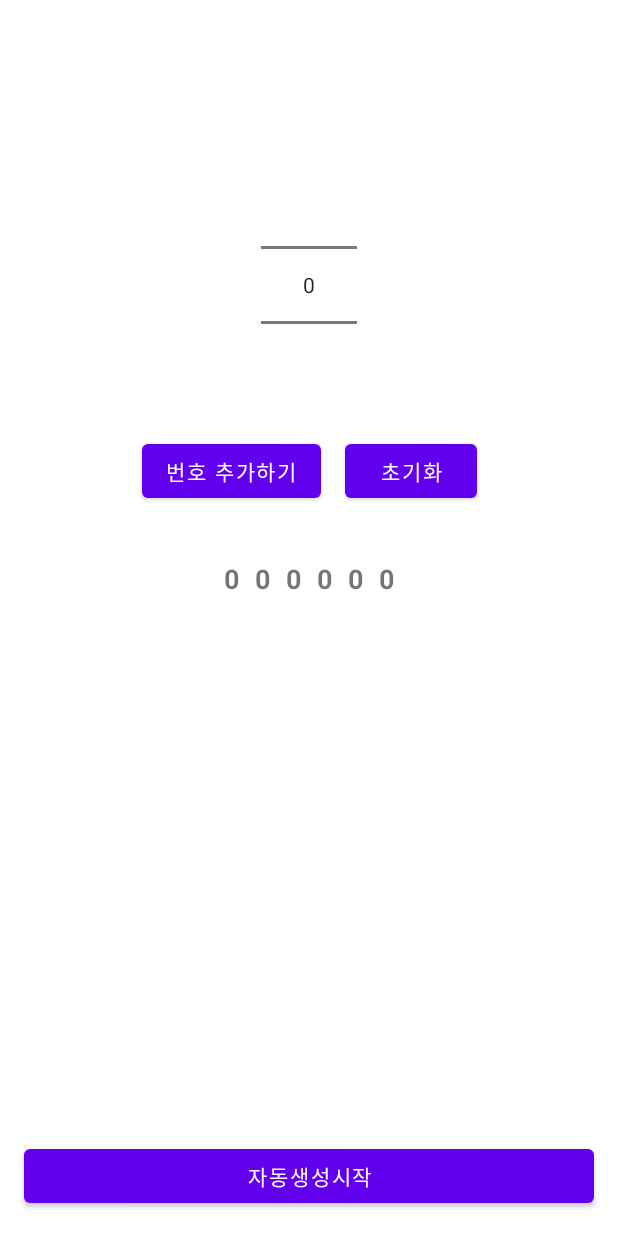
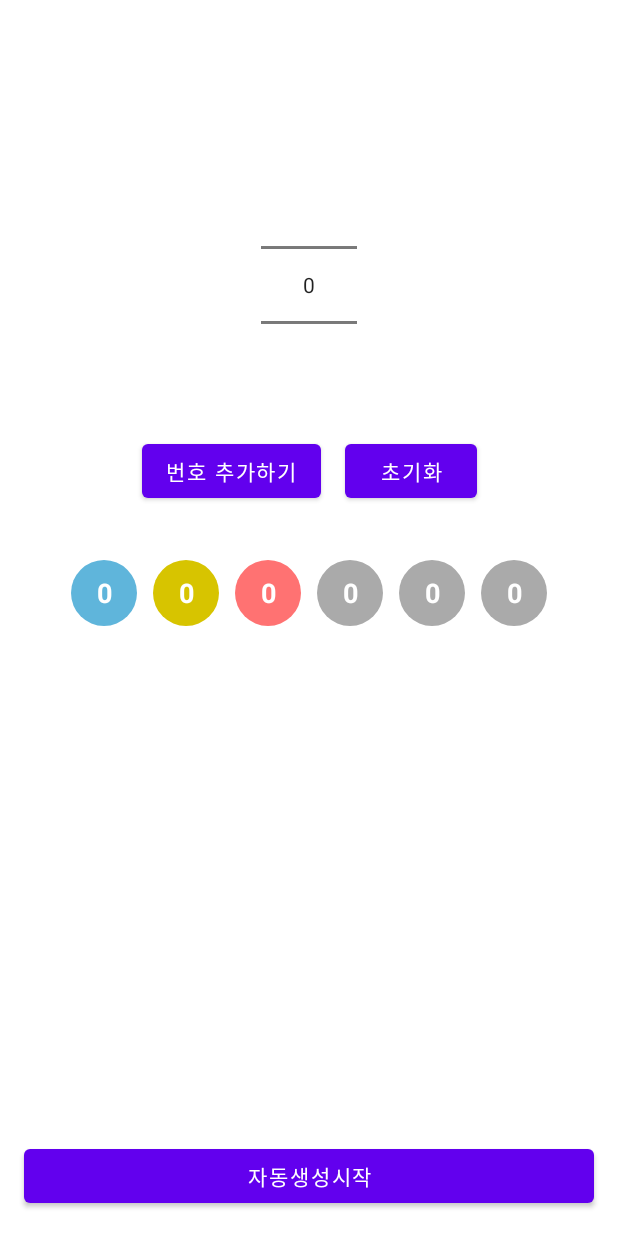
Before and after one commit to jjyu9312/MyAndroidApp_02_LOTTO, an Android app: the layout activity_main.xml on its own in the app's theme, with its tools: preview values and no code run, on a phone screen of 412 x 824 dp. Run offline under Robolectric (Android 15) with nearby library versions, the phone set to English and light mode, and no system bars.

Commit message:
22/02/18 \n 로또 번호 화면 꾸미기

```diff
--- /dev/null
+++ b/app/src/main/res/drawable/circle_blue.xml
@@ -0,0 +1,8 @@
+<?xml version="1.0" encoding="utf-8"?>
+<shape xmlns:android="http://schemas.android.com/apk/res/android"
+    android:shape="oval">
+
+    <solid android:color="#5FB5DB"/>
+    <size android:width="44dp"
+          android:height="44dp"/>
+</shape>
--- /dev/null
+++ b/app/src/main/res/drawable/circle_grey.xml
@@ -0,0 +1,8 @@
+<?xml version="1.0" encoding="utf-8"?>
+<shape xmlns:android="http://schemas.android.com/apk/res/android"
+    android:shape="oval">
+
+    <solid android:color="#AAAAAA"/>
+    <size android:width="44dp"
+          android:height="44dp"/>
+</shape>
--- /dev/null
+++ b/app/src/main/res/drawable/circle_red.xml
@@ -0,0 +1,8 @@
+<?xml version="1.0" encoding="utf-8"?>
+<shape xmlns:android="http://schemas.android.com/apk/res/android"
+    android:shape="oval">
+
+    <solid android:color="#FF7272"/>
+    <size android:width="44dp"
+          android:height="44dp"/>
+</shape>
--- /dev/null
+++ b/app/src/main/res/drawable/circle_yellow.xml
@@ -0,0 +1,8 @@
+<?xml version="1.0" encoding="utf-8"?>
+<shape xmlns:android="http://schemas.android.com/apk/res/android"
+    android:shape="oval">
+
+    <solid android:color="#D7C400"/>
+    <size android:width="44dp"
+          android:height="44dp"/>
+</shape>
--- a/app/src/main/res/layout/activity_main.xml
+++ b/app/src/main/res/layout/activity_main.xml
@@ -53,6 +53,9 @@
             android:textSize="18sp"
             android:textStyle="bold"
             android:text="0"
+            android:textColor="@color/white"
+            android:background="@drawable/circle_blue"
+            android:gravity="center"
             android:visibility="gone"
             tools:visibility="visible"
             android:layout_margin="5dp"
@@ -64,6 +67,9 @@
             android:textSize="18sp"
             android:textStyle="bold"
             android:text="0"
+            android:textColor="@color/white"
+            android:background="@drawable/circle_yellow"
+            android:gravity="center"
             android:visibility="gone"
             tools:visibility="visible"
             android:layout_margin="5dp"
@@ -75,6 +81,10 @@
             android:textSize="18sp"
             android:textStyle="bold"
             android:text="0"
+            android:textColor="@color/white"
+            android:background="@drawable/circle_red"
+            android:gravity="center"
+
             android:visibility="gone"
             tools:visibility="visible"
             android:layout_margin="5dp"
@@ -86,6 +96,10 @@
             android:textSize="18sp"
             android:textStyle="bold"
             android:text="0"
+            android:textColor="@color/white"
+            android:background="@drawable/circle_grey"
+            android:gravity="center"
+
             android:visibility="gone"
             tools:visibility="visible"
             android:layout_margin="5dp"
@@ -97,6 +111,10 @@
             android:textSize="18sp"
             android:textStyle="bold"
             android:text="0"
+            android:textColor="@color/white"
+            android:background="@drawable/circle_grey"
+            android:gravity="center"
+
             android:visibility="gone"
             tools:visibility="visible"
             android:layout_margin="5dp"
@@ -108,6 +126,10 @@
             android:textSize="18sp"
             android:textStyle="bold"
             android:text="0"
+            android:textColor="@color/white"
+            android:background="@drawable/circle_grey"
+            android:gravity="center"
+
             android:visibility="gone"
             tools:visibility="visible"
             android:layout_margin="5dp"
```
Also changed, not shown: app/src/main/java/com/kkuber/myapp_02_lotto/MainActivity.kt (+44 -1 lines), app/src/main/res/drawable/circle_green.xml (added, +8 -0 lines).
